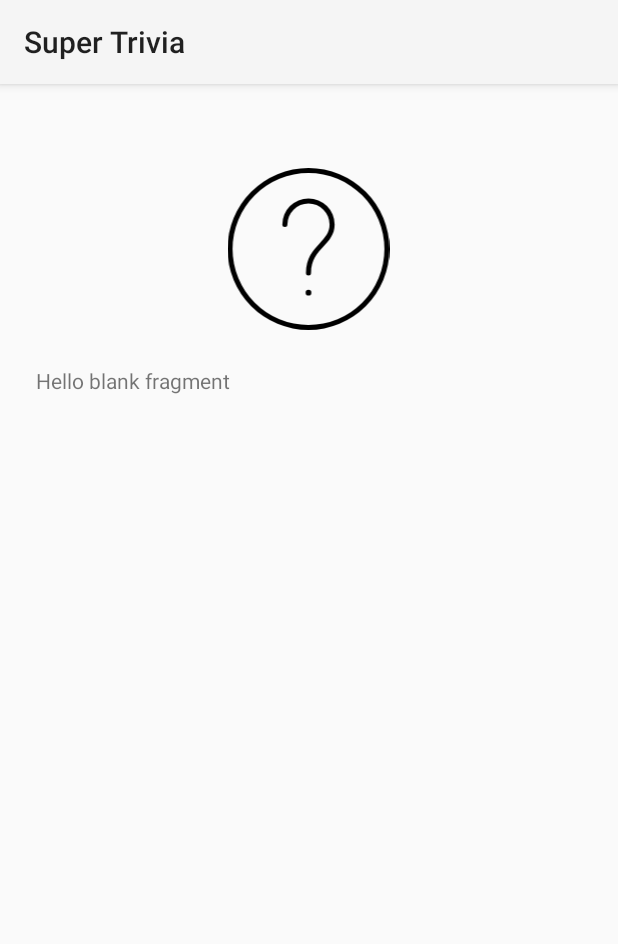
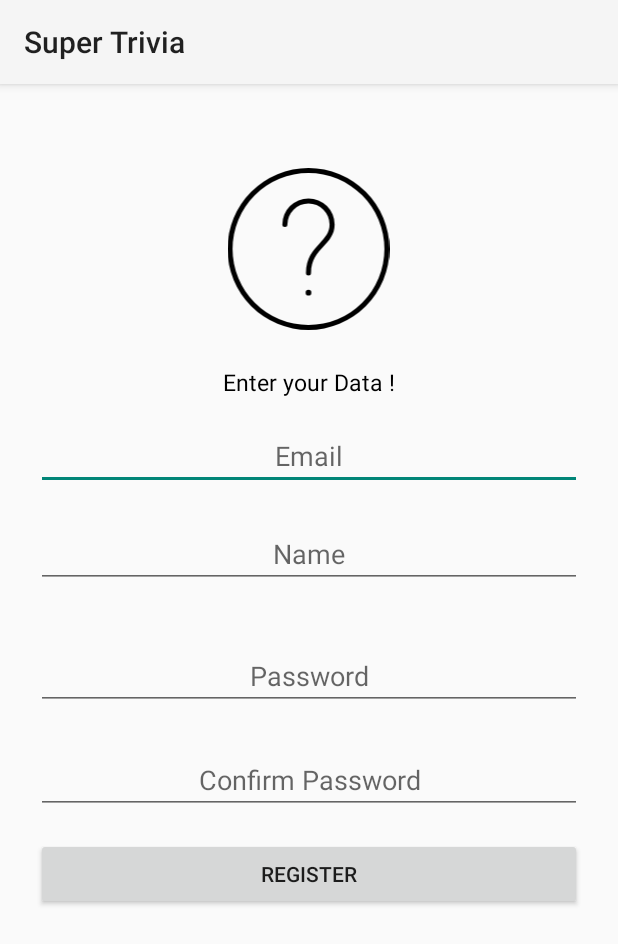
Before and after one commit to efigenioluiz/super_trivia, an Android app: the RegisterFragment screen opened through its navigation route, on a phone screen of 412 x 824 dp. Shown: the top 944 px of the screen. Run offline under Robolectric (Android 15) with nearby library versions, the phone set to English and light mode, and no system bars.

Commit message:
add user with api working but still not care field

```diff
--- a/app/src/main/java/com/ifpr/supertrivia/fragments/LoginFragment.kt
+++ b/app/src/main/java/com/ifpr/supertrivia/fragments/LoginFragment.kt
@@ -5,7 +5,9 @@ import androidx.fragment.app.Fragment
 import android.view.LayoutInflater
 import android.view.View
 import android.view.ViewGroup
+import androidx.navigation.fragment.findNavController
 import com.ifpr.supertrivia.R
+import kotlinx.android.synthetic.main.fragment_login.view.*
 
 class LoginFragment : Fragment() {
 
@@ -15,7 +17,14 @@ class LoginFragment : Fragment() {
     ): View? {
         // Inflate the layout for this fragment
         val view = inflater.inflate(R.layout.fragment_login, container, false)
+        view.singup.setOnClickListener{
+            nextTo()
+        }
         return view
     }
 
+    private fun nextTo() {
+        findNavController().navigate(R.id.navigateToRegister)
+    }
+
 }
--- a/app/src/main/res/layout/fragment_login.xml
+++ b/app/src/main/res/layout/fragment_login.xml
@@ -9,7 +9,7 @@
 
 
     <EditText
-        android:id="@+id/txtUsername"
+        android:id="@+id/txtEmail"
         android:layout_width="0dp"
         android:layout_height="wrap_content"
         android:layout_marginTop="16dp"
@@ -35,7 +35,7 @@
         android:inputType="textPassword"
         app:layout_constraintEnd_toEndOf="parent"
         app:layout_constraintStart_toStartOf="parent"
-        app:layout_constraintTop_toBottomOf="@+id/txtUsername" />
+        app:layout_constraintTop_toBottomOf="@+id/txtEmail" />
 
     <Button
         android:id="@+id/btSingIn"
--- a/app/src/main/res/layout/fragment_register.xml
+++ b/app/src/main/res/layout/fragment_register.xml
@@ -1,14 +1,92 @@
 <?xml version="1.0" encoding="utf-8"?>
-<FrameLayout xmlns:android="http://schemas.android.com/apk/res/android"
+<androidx.constraintlayout.widget.ConstraintLayout xmlns:android="http://schemas.android.com/apk/res/android"
+    xmlns:app="http://schemas.android.com/apk/res-auto"
     xmlns:tools="http://schemas.android.com/tools"
+    android:id="@+id/frameLayout"
     android:layout_width="match_parent"
     android:layout_height="match_parent"
-    tools:context=".fragments.RegisterFragment">
+    tools:context=".fragments.LoginFragment">
 
-    <!-- TODO: Update blank fragment layout -->
+
     <TextView
-        android:layout_width="match_parent"
-        android:layout_height="match_parent"
-        android:text="@string/hello_blank_fragment" />
+        android:id="@+id/textView"
+        android:layout_width="wrap_content"
+        android:layout_height="wrap_content"
+        android:text="@string/register_msg"
+        android:textColor="#000"
+        android:textSize="15sp"
+        app:layout_constraintEnd_toEndOf="parent"
+        app:layout_constraintStart_toStartOf="parent"
+        app:layout_constraintTop_toTopOf="parent" />
 
-</FrameLayout>
+    <EditText
+        android:id="@+id/txtEmail"
+        android:layout_width="0dp"
+        android:layout_height="wrap_content"
+        android:layout_marginTop="16dp"
+        android:ems="10"
+        android:gravity="center"
+        android:hint="@string/email"
+        android:inputType="textPersonName"
+        app:layout_constraintEnd_toEndOf="parent"
+        app:layout_constraintHorizontal_bias="0.0"
+        app:layout_constraintStart_toStartOf="parent"
+        app:layout_constraintTop_toBottomOf="@+id/textView" />
+
+    <EditText
+        android:id="@+id/txtName"
+        android:layout_width="0dp"
+        android:layout_height="wrap_content"
+        android:layout_marginTop="20dp"
+        android:ems="10"
+        android:gravity="center"
+        android:hint="@string/name"
+        android:inputType="textPersonName"
+        app:layout_constraintEnd_toEndOf="parent"
+        app:layout_constraintHorizontal_bias="0.0"
+        app:layout_constraintStart_toStartOf="parent"
+        app:layout_constraintTop_toBottomOf="@+id/txtEmail" />
+
+    <EditText
+        android:id="@+id/txtPasswordRegister"
+        android:layout_width="0dp"
+        android:layout_height="wrap_content"
+        android:layout_marginTop="36dp"
+        android:ems="10"
+        android:gravity="center"
+        android:hint="@string/password"
+        android:inputType="textPassword"
+        app:layout_constraintEnd_toEndOf="parent"
+        app:layout_constraintHorizontal_bias="0.0"
+        app:layout_constraintStart_toStartOf="parent"
+        app:layout_constraintTop_toBottomOf="@+id/txtName" />
+
+    <EditText
+        android:id="@+id/txtConfirmPassword"
+        android:layout_width="0dp"
+        android:layout_height="wrap_content"
+        android:layout_marginTop="24dp"
+        android:ems="10"
+        android:gravity="center"
+        android:hint="@string/comfirm_password"
+        android:inputType="textPassword"
+        app:layout_constraintEnd_toEndOf="parent"
+        app:layout_constraintHorizontal_bias="0.0"
+        app:layout_constraintStart_toStartOf="parent"
+        app:layout_constraintTop_toBottomOf="@+id/txtPasswordRegister" />
+
+    <Button
+        android:id="@+id/btSingUp"
+        android:layout_width="0dp"
+        android:layout_height="wrap_content"
+        android:layout_marginTop="16dp"
+        android:text="@string/register"
+        app:layout_constraintEnd_toEndOf="parent"
+        app:layout_constraintHorizontal_bias="0.0"
+        app:layout_constraintStart_toStartOf="parent"
+        app:layout_constraintTop_toBottomOf="@+id/txtConfirmPassword"
+        tools:text="@string/register" />
+    <!--        android:background="@color"-->
+
+
+</androidx.constraintlayout.widget.ConstraintLayout>
--- a/app/src/main/res/navigation/navigation_graph_acess.xml
+++ b/app/src/main/res/navigation/navigation_graph_acess.xml
@@ -18,5 +18,9 @@
         android:id="@+id/registerFragment"
         android:name="com.ifpr.supertrivia.fragments.RegisterFragment"
         android:label="fragment_register"
-        tools:layout="@layout/fragment_register" />
+        tools:layout="@layout/fragment_register" >
+        <action
+            android:id="@+id/navigateToLogin"
+            app:destination="@id/loginFragment" />
+    </fragment>
 </navigation>
--- a/app/src/main/res/values/strings.xml
+++ b/app/src/main/res/values/strings.xml
@@ -12,4 +12,14 @@
     <string name="password">Password</string>
     <string name="singin">Sing In</string>
     <string name="singup_msg">No account yet? Create one</string>
+    <string name="register_msg">Enter your Data !</string>
+    <string name="comfirm_password">Confirm Password</string>
+    <string name="register">Register</string>
+    <string name="login_field_error">Username or Password isn\'t correct</string>
+    <string name="register_field_empty">Username or Password is Empty</string>
+    <string name="register_field_password">Password and password confirmation not the same</string>
+    <string name="register_dialog_title">Register</string>
+    <string name="register_dialog_msg">Your account was create with success</string>
+    <string name="ok">Ok</string>
+    <string name="name">Name</string>
 </resources>
```
Also changed, not shown: app/src/main/java/com/ifpr/supertrivia/dao/UserDAO.kt (added, +85 -0 lines), app/src/main/java/com/ifpr/supertrivia/fragments/RegisterFragment.kt (+53 -0 lines), app/src/main/java/com/ifpr/supertrivia/network/service/UserService.kt (added, +28 -0 lines).
